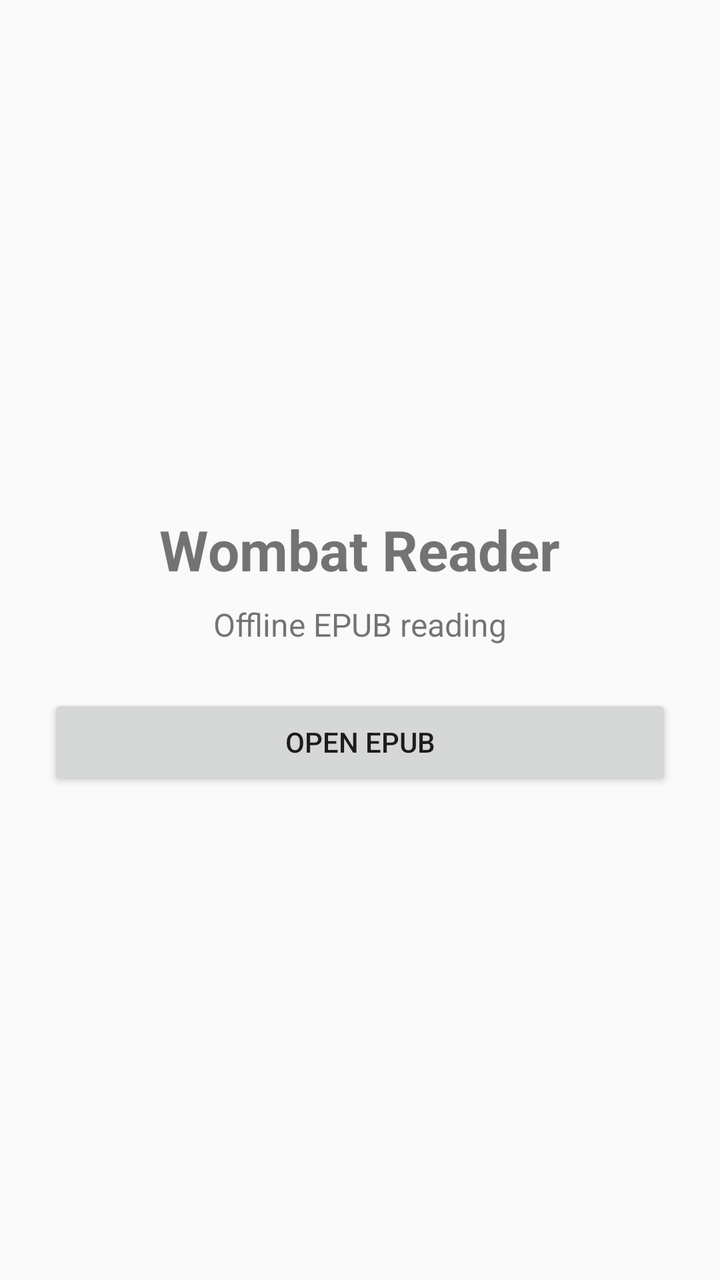
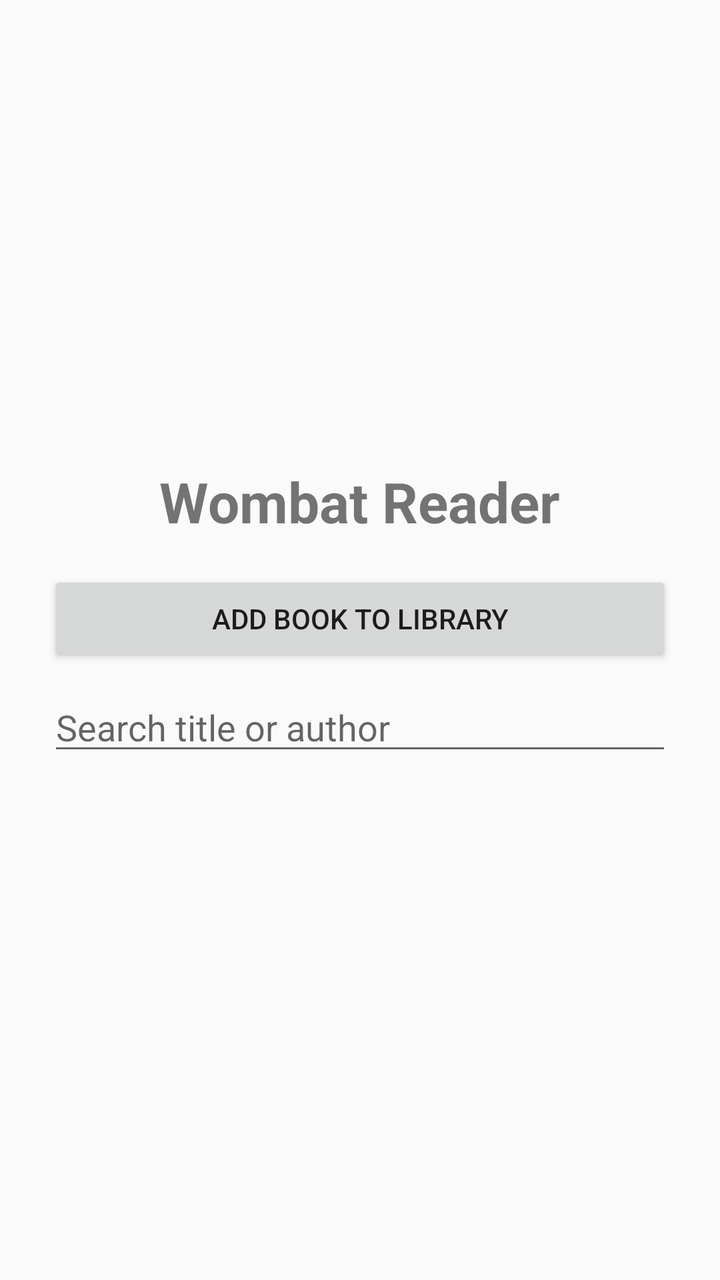

Two renders of the same Android screen: before a commit and after it. Below are the layout's source before the change and the commit's diff.
<!-- AndroidManifest.xml: application theme Theme.WombatReader -->
<!-- res/layout/activity_main.xml -->
<?xml version="1.0" encoding="utf-8"?>
<LinearLayout xmlns:android="http://schemas.android.com/apk/res/android"
    android:layout_width="match_parent"
    android:layout_height="match_parent"
    android:gravity="center_horizontal"
    android:orientation="vertical"
    android:padding="24dp">

    <ImageView
        android:id="@+id/wombatReadingImage"
        android:layout_width="match_parent"
        android:layout_height="220dp"
        android:adjustViewBounds="true"
        android:contentDescription="Wombat relaxing in a chair and reading"
        android:scaleType="centerInside"
        android:src="@drawable/wombat_in_chair_reading" />

    <TextView
        android:layout_width="wrap_content"
        android:layout_height="wrap_content"
        android:layout_marginTop="12dp"
        android:text="Wombat Reader"
        android:textSize="28sp"
        android:textStyle="bold" />

    <TextView
        android:layout_width="wrap_content"
        android:layout_height="wrap_content"
        android:layout_marginTop="8dp"
        android:text="Offline EPUB reading"
        android:textSize="16sp" />

    <Button
        android:id="@+id/openEpubButton"
        android:layout_width="match_parent"
        android:layout_height="wrap_content"
        android:layout_marginTop="24dp"
        android:text="Open EPUB" />
</LinearLayout>
<!-- resources referenced by this layout -->
<resources>
  <style name="Theme.WombatReader" parent="Theme.AppCompat.DayNight.NoActionBar" />
</resources>

<!-- the commit's change to res/layout/activity_main.xml (unified diff, before → after) -->
@@ -1,39 +1,11 @@
 <?xml version="1.0" encoding="utf-8"?>
-<LinearLayout xmlns:android="http://schemas.android.com/apk/res/android"
-    android:layout_width="match_parent"
-    android:layout_height="match_parent"
-    android:gravity="center_horizontal"
-    android:orientation="vertical"
-    android:padding="24dp">
-
-    <ImageView
-        android:id="@+id/wombatReadingImage"
-        android:layout_width="match_parent"
-        android:layout_height="220dp"
-        android:adjustViewBounds="true"
-        android:contentDescription="Wombat relaxing in a chair and reading"
-        android:scaleType="centerInside"
-        android:src="@drawable/wombat_in_chair_reading" />
-
-    <TextView
-        android:layout_width="wrap_content"
-        android:layout_height="wrap_content"
-        android:layout_marginTop="12dp"
-        android:text="Wombat Reader"
-        android:textSize="28sp"
-        android:textStyle="bold" />
-
-    <TextView
-        android:layout_width="wrap_content"
-        android:layout_height="wrap_content"
-        android:layout_marginTop="8dp"
-        android:text="Offline EPUB reading"
-        android:textSize="16sp" />
-
-    <Button
-        android:id="@+id/openEpubButton"
-        android:layout_width="match_parent"
-        android:layout_height="wrap_content"
-        android:layout_marginTop="24dp"
-        android:text="Open EPUB" />
-</LinearLayout>
+<androidx.core.widget.NestedScrollView xmlns:android="http://schemas.android.com/apk/res/android"
+    android:layout_width="match_parent" android:layout_height="match_parent" android:fillViewport="true">
+    <LinearLayout android:layout_width="match_parent" android:layout_height="wrap_content" android:orientation="vertical" android:paddingBottom="16dp">
+        <ImageView android:id="@+id/wombatReadingImage" android:layout_width="match_parent" android:layout_height="220dp" android:adjustViewBounds="true" android:contentDescription="Wombat relaxing in a chair and reading" android:scaleType="centerInside" android:src="@drawable/wombat_in_chair_reading" />
+        <TextView android:layout_width="wrap_content" android:layout_height="wrap_content" android:layout_gravity="center_horizontal" android:layout_marginTop="12dp" android:text="Wombat Reader" android:textSize="28sp" android:textStyle="bold" />
+        <Button android:id="@+id/openEpubButton" android:layout_width="match_parent" android:layout_height="wrap_content" android:layout_marginStart="24dp" android:layout_marginTop="16dp" android:layout_marginEnd="24dp" android:text="Add Book to Library" />
+        <EditText android:id="@+id/librarySearch" android:layout_width="match_parent" android:layout_height="wrap_content" android:layout_marginStart="24dp" android:layout_marginTop="8dp" android:layout_marginEnd="24dp" android:hint="Search title or author" android:inputType="text" android:singleLine="true" />
+        <androidx.recyclerview.widget.RecyclerView android:id="@+id/libraryBooks" android:layout_width="match_parent" android:layout_height="wrap_content" android:layout_marginTop="8dp" android:nestedScrollingEnabled="false" />
+    </LinearLayout>
+</androidx.core.widget.NestedScrollView>
